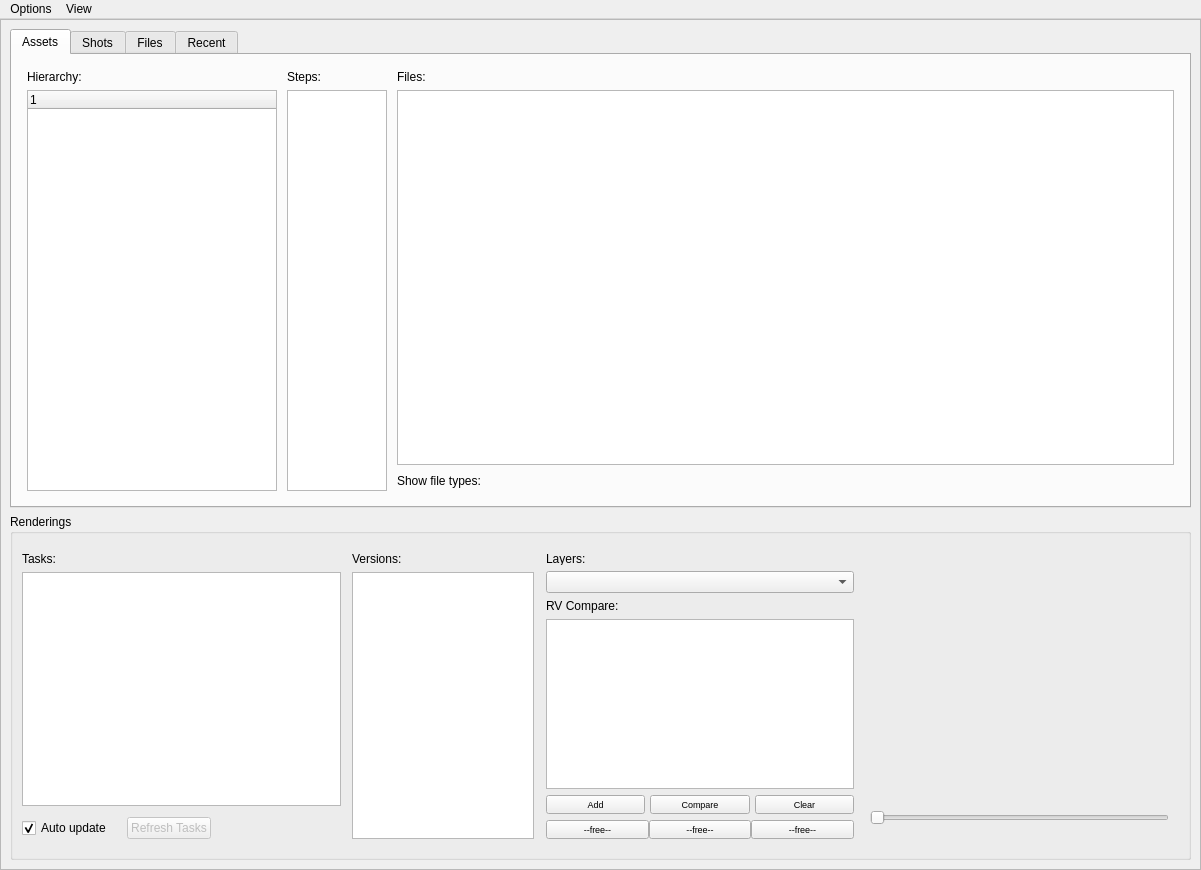
Qt form Prism/PrismFiles/ProjectFiles/Scripts/UserInterfaces/ProjectBrowser.ui (PrismPipeline/Prism) before a commit.
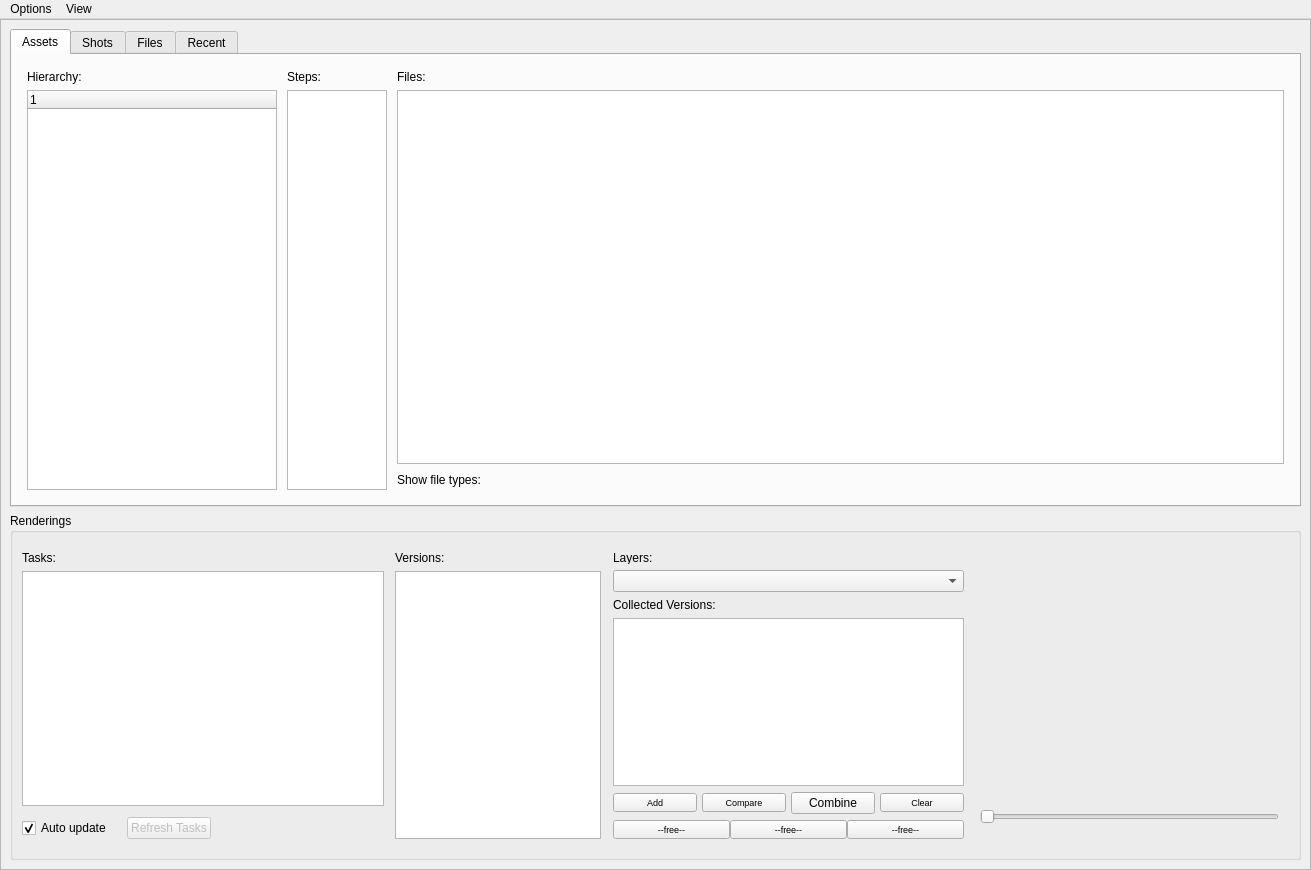
The same form after that commit.

Diff of the .ui file:
```diff
--- a/Prism/PrismFiles/ProjectFiles/Scripts/UserInterfaces/ProjectBrowser.ui
+++ b/Prism/PrismFiles/ProjectFiles/Scripts/UserInterfaces/ProjectBrowser.ui
@@ -6,7 +6,7 @@
    <rect>
     <x>0</x>
     <y>0</y>
-    <width>1201</width>
+    <width>1311</width>
     <height>870</height>
    </rect>
   </property>
@@ -34,7 +34,7 @@
         <rect>
          <x>0</x>
          <y>0</y>
-         <width>1199</width>
+         <width>1309</width>
          <height>847</height>
         </rect>
        </property>
@@ -1273,7 +1273,7 @@
                  </size>
                 </property>
                 <property name="text">
-                 <string>RV Compare:</string>
+                 <string>Collected Versions:</string>
                 </property>
                </widget>
               </item>
@@ -1368,6 +1368,25 @@
                    </property>
                   </widget>
                  </item>
+                 <item>
+                  <widget class="QPushButton" name="b_combineVersions">
+                   <property name="sizePolicy">
+                    <sizepolicy hsizetype="Ignored" vsizetype="Fixed">
+                     <horstretch>0</horstretch>
+                     <verstretch>0</verstretch>
+                    </sizepolicy>
+                   </property>
+                   <property name="focusPolicy">
+                    <enum>Qt::NoFocus</enum>
+                   </property>
+                   <property name="contextMenuPolicy">
+                    <enum>Qt::CustomContextMenu</enum>
+                   </property>
+                   <property name="text">
+                    <string>Combine</string>
+                   </property>
+                  </widget>
+                 </item>
                  <item>
                   <widget class="QPushButton" name="b_clearRV">
                    <property name="sizePolicy">
@@ -1660,7 +1679,7 @@
     <rect>
      <x>0</x>
      <y>0</y>
-     <width>1201</width>
+     <width>1311</width>
      <height>21</height>
     </rect>
    </property>
```
